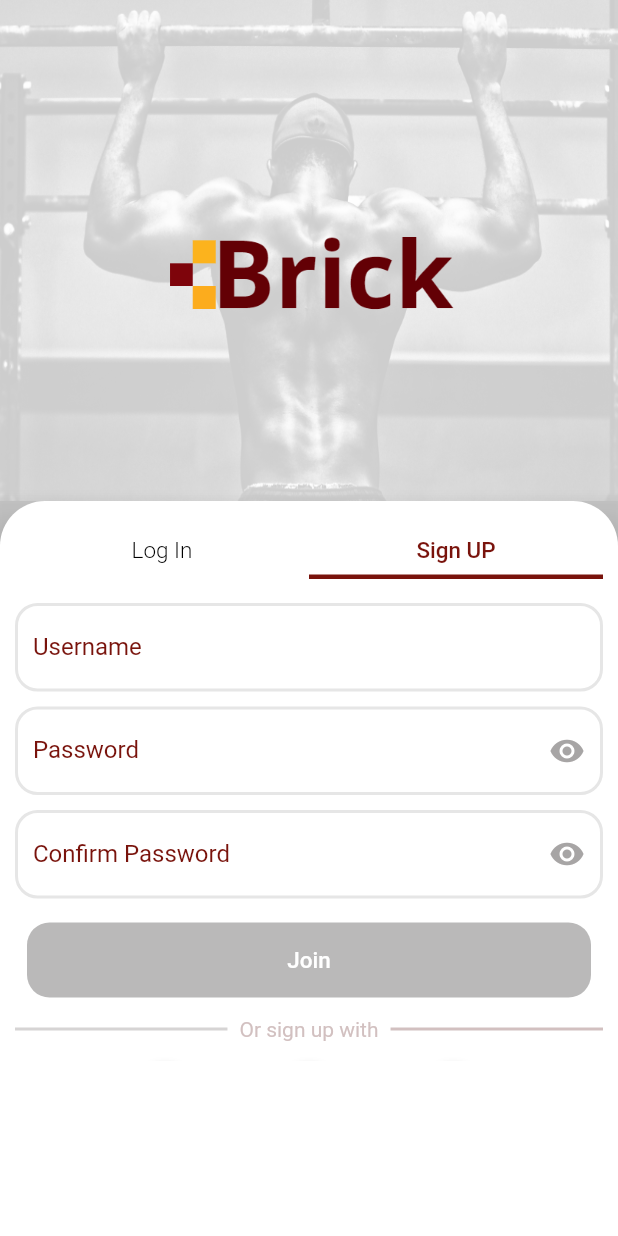
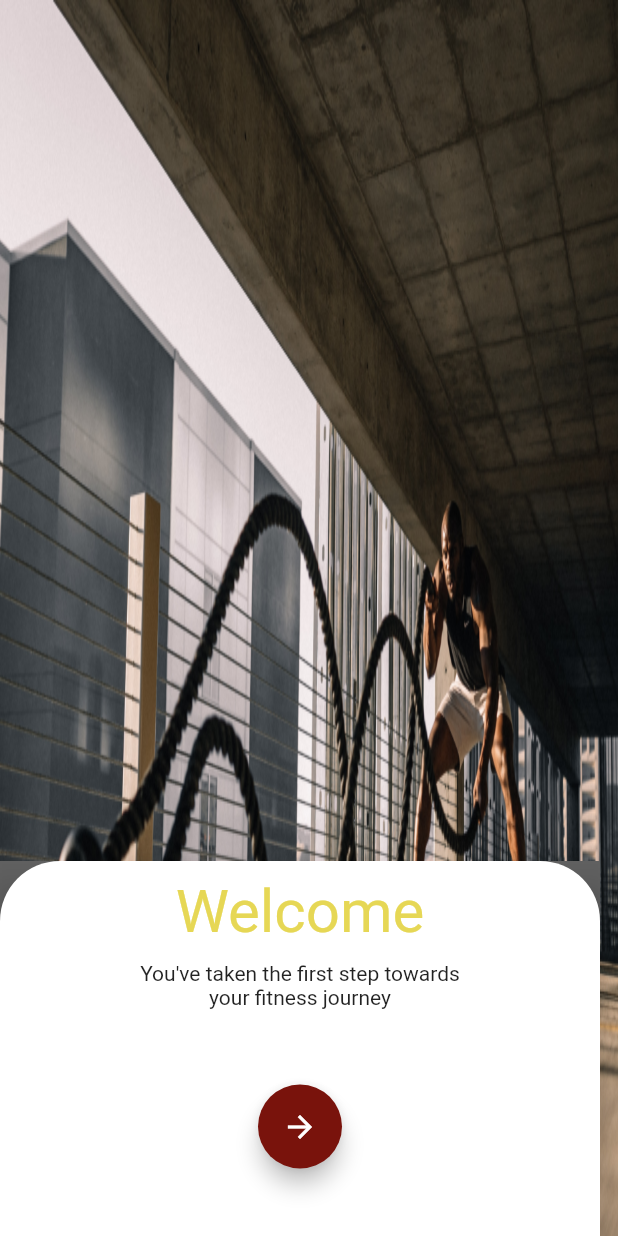
Before and after one commit to bosOkoli/brick, a Flutter app: the screen it shows after launch, tab 2 chosen, after a tap on "Join", on a phone screen of 412 x 824 dp. Run offline on Flutter 3.47's test engine with Material 2 defaults, Android fonts, the phone set to English and light mode, and no system bars.

Commit message:
welcome screen view completed

```diff
--- a/brick/lib/login.dart
+++ b/brick/lib/login.dart
@@ -1,3 +1,4 @@
+import 'package:brick/screens/welcome_screen.dart';
 import 'package:flutter/material.dart';
 
 class LoginForm extends StatefulWidget {
@@ -17,13 +18,11 @@ class LoginFormState extends State<LoginForm> {
   Widget build(BuildContext context) {
     return Column(
       children: [
-        Padding(
-          padding: const EdgeInsets.only(top: 0),
-          child: Column(children: [
+        Column(children: [
           Form(
             key: _formKey,
             child: Column(
-                children: <Widget>[
+              children: [
                 Padding(
                   padding: const EdgeInsets.only(top: 10),
                   child: TextFormField(
@@ -96,7 +95,12 @@ class LoginFormState extends State<LoginForm> {
                   height: 8.0,
                 ),
                 TextButton(
-                      onPressed: () {},
+                    onPressed: () {
+                      Navigator.pushReplacement(
+                          context,
+                          MaterialPageRoute(
+                              builder: (context) => const WelcomeScreen()));
+                    },
                     child: Container(
                         height: 50,
                         decoration: const BoxDecoration(
@@ -131,7 +135,6 @@ class LoginFormState extends State<LoginForm> {
             ],
           ),
         ]),
-        ),
         const SizedBox(
           height: 15,
         ),
--- a/brick/lib/main.dart
+++ b/brick/lib/main.dart
@@ -13,6 +13,6 @@ class MyApp extends StatelessWidget {
   Widget build(BuildContext context) {
     return const MaterialApp(
         debugShowCheckedModeBanner: false,
-        home: SafeArea(child: LandingPageScreen()));
+        home: SafeArea(child: LandingPageScreen()),);
   }
 }
--- a/brick/lib/authentication_screen.dart
+++ b/brick/lib/screens/authentication_screen.dart
@@ -40,7 +40,9 @@ class HomeScreen extends StatelessWidget {
           elevation: 10.0,
           onClosing: () {},
           builder: (context) {
-            return Container(
+            return Padding(
+              padding: const EdgeInsets.only(bottom: 0),
+              child: Container(
                 decoration: const BoxDecoration(
                     color: Colors.white,
                     borderRadius: BorderRadius.only(
@@ -48,6 +50,7 @@ class HomeScreen extends StatelessWidget {
                         topLeft: Radius.circular(30.0))),
                 height: 490,
                 child: const AuthenticationTabView(),
+              ),
             );
           },
         ),
--- a/brick/lib/screens/landing_page_screen.dart
+++ b/brick/lib/screens/landing_page_screen.dart
@@ -1,4 +1,4 @@
-import 'package:brick/authentication_screen.dart';
+import 'package:brick/screens/authentication_screen.dart';
 import 'package:flutter/material.dart';
 
 class LandingPageScreen extends StatefulWidget {
--- /dev/null
+++ b/brick/lib/screens/welcome_screen.dart
@@ -0,0 +1,55 @@
+import 'package:flutter/material.dart';
+
+class WelcomeScreen extends StatelessWidget {
+  const WelcomeScreen({Key? key}) : super(key: key);
+
+  @override
+  Widget build(BuildContext context) {
+    return Scaffold(
+      body: Container(
+        decoration: const BoxDecoration(
+          image: DecorationImage(
+              image: AssetImage('assets/images/workout1.png'),
+              fit: BoxFit.fill),
+        ),
+      ),
+      bottomSheet: BottomSheet(
+        backgroundColor: Colors.black.withOpacity(0.6),
+        enableDrag: false,
+        elevation: 10.0,
+        onClosing: () {},
+        builder: (context) {
+          return Container(
+              decoration: const BoxDecoration(
+                  color: Colors.white,
+                  borderRadius: BorderRadius.only(
+                      topRight: Radius.circular(40.0),
+                      topLeft: Radius.circular(40.0))),
+              height: 250,
+              width: 400,
+              child: Column(
+                  crossAxisAlignment: CrossAxisAlignment.center,
+                  children: [
+                    const Padding(
+                      padding: EdgeInsets.only(top: 10),
+                      child: Text('Welcome',
+                          style: TextStyle(
+                              fontSize: 40,
+                              color: Color.fromARGB(175, 218, 197, 7))),
+                    ),
+                    const SizedBox(height: 10),
+                    const Text(
+                      'You\'ve taken the first step towards',
+                    ),
+                    const Text('your fitness journey'),
+                    const SizedBox(height: 50),
+                    FloatingActionButton(
+                        backgroundColor: const Color.fromARGB(255, 121, 19, 12),
+                        onPressed: () {},
+                        child: const Icon(Icons.arrow_forward)),
+                  ]));
+        },
+      ),
+    );
+  }
+}
--- a/brick/lib/widgets/authentication_tab_view.dart
+++ b/brick/lib/widgets/authentication_tab_view.dart
@@ -32,7 +32,7 @@ class _AuthenticationTabViewState extends State<AuthenticationTabView>
     });
 
     return Padding(
-      padding: const EdgeInsets.all(10.0),
+      padding: const EdgeInsets.only(top: 10, right: 10, left: 10),
       child: Column(
         children: [
           TabBar(
@@ -76,15 +76,12 @@ class _AuthenticationTabViewState extends State<AuthenticationTabView>
                   ),
                 )
               ]),
-          Padding(
-            padding: const EdgeInsets.only(),
-            child: SizedBox(
-              height: 315,
-              child: TabBarView(
-                  controller: controller,
-                  children: const [LoginForm(), SignUpForm()]),
-              //),
-            ),
+          SizedBox(
+            height: 410,
+            child: TabBarView(
+                controller: controller,
+                children: const [LoginForm(), SignUpForm()]),
+            //),
           )
         ],
       ),
--- a/brick/lib/widgets/signup.dart
+++ b/brick/lib/widgets/signup.dart
@@ -1,3 +1,4 @@
+import 'package:brick/screens/welcome_screen.dart';
 import 'package:flutter/material.dart';
 
 class SignUpForm extends StatefulWidget {
@@ -121,7 +122,12 @@ class SignUpFormState extends State<SignUpForm> {
                       height: 8.0,
                     ),
                     TextButton(
-                        onPressed: () {},
+                        onPressed: () {
+                          Navigator.pushReplacement(
+                              context,
+                              MaterialPageRoute(
+                                  builder: (context) => const WelcomeScreen()));
+                        },
                         child: Container(
                             height: 50,
                             decoration: const BoxDecoration(
```
Lines whose indentation alone changed are shown as unchanged.
